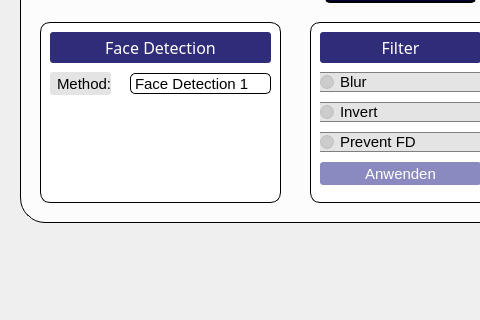
Before: the Qt Designer form FaceDetection-GUI/mainwindow.ui in elBeato/pythonImagePrivacy, drawn with Qt 5; both pictures show x 0 to 480 and y 408 to 728 of the 802 by 728 pixel window.
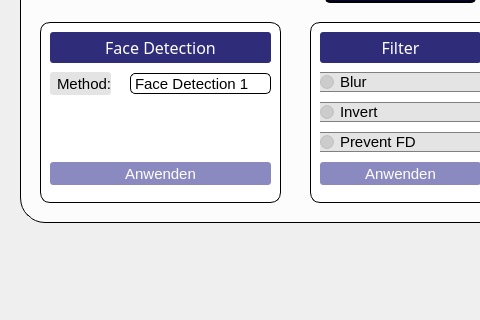
After: the same form once the commit is applied. Icons and pictures are not drawn.

```diff
--- a/FaceDetection-GUI/mainwindow.ui
+++ b/FaceDetection-GUI/mainwindow.ui
@@ -181,6 +181,25 @@
 color: black;
 }
 
+#label_facedetection_anwenden{
+background:rgba(137,136,191,250);
+border-radius:3px;
+color: white;
+}
+
+#label_facedetection_anwenden:hover{
+background:white;
+border-radius:3px;
+border-style:solid;
+border-width:1.5px;
+border-color:rgba(137,136,191,250);
+color: black;
+}
+
+
+
+
+
 #label_filter_loadimage{
 background:#03013A;
 border-radius:5px;
@@ -883,6 +902,30 @@
        </property>
       </item>
      </widget>
+     <widget class="QLabel" name="label_facedetection_anwenden">
+      <property name="geometry">
+       <rect>
+        <x>10</x>
+        <y>140</y>
+        <width>221</width>
+        <height>23</height>
+       </rect>
+      </property>
+      <property name="font">
+       <font>
+        <pointsize>11</pointsize>
+       </font>
+      </property>
+      <property name="text">
+       <string>Anwenden</string>
+      </property>
+      <property name="alignment">
+       <set>Qt::AlignCenter</set>
+      </property>
+      <property name="margin">
+       <number>6</number>
+      </property>
+     </widget>
     </widget>
     <widget class="QLabel" name="label_filter_loadimage">
      <property name="geometry">
```
Left out of the diff: 4 changed lines with no effect on the pictures.
